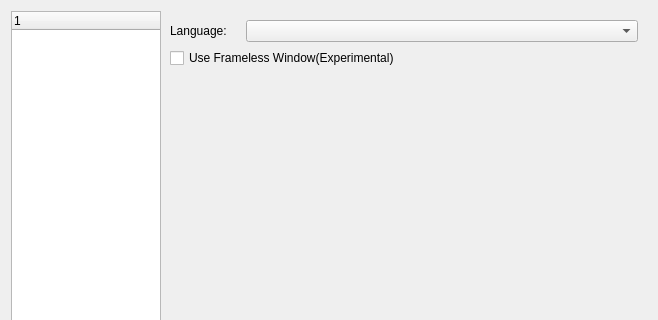
The window that src/xamp/preferencedialog.ui (billlin0904/xamp2) describes before a commit, drawn with Qt 5; both pictures show x 0 to 658 and y 0 to 320 of the 658 by 569 pixel window.
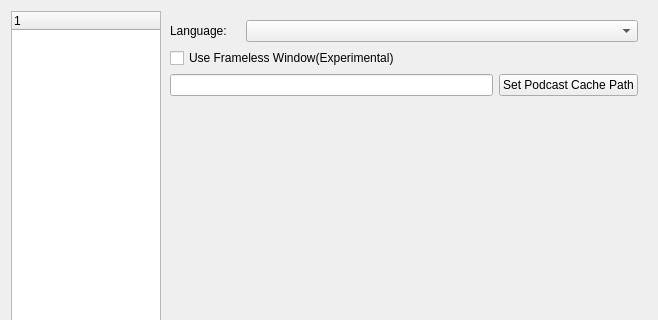
The same window after the commit.

Commit message: 增加保存podcast cache路徑

```diff
--- a/src/xamp/preferencedialog.ui
+++ b/src/xamp/preferencedialog.ui
@@ -102,6 +102,24 @@
            </property>
           </widget>
          </item>
+         <item>
+          <layout class="QHBoxLayout" name="horizontalLayout_2">
+           <item>
+            <widget class="QLineEdit" name="podcastCachePathLineEdit">
+             <property name="readOnly">
+              <bool>true</bool>
+             </property>
+            </widget>
+           </item>
+           <item>
+            <widget class="QPushButton" name="setPodcastCacheButton">
+             <property name="text">
+              <string>Set Podcast Cache Path</string>
+             </property>
+            </widget>
+           </item>
+          </layout>
+         </item>
          <item>
           <spacer name="verticalSpacer">
            <property name="orientation">
```
The commit also changes 9 other files.
